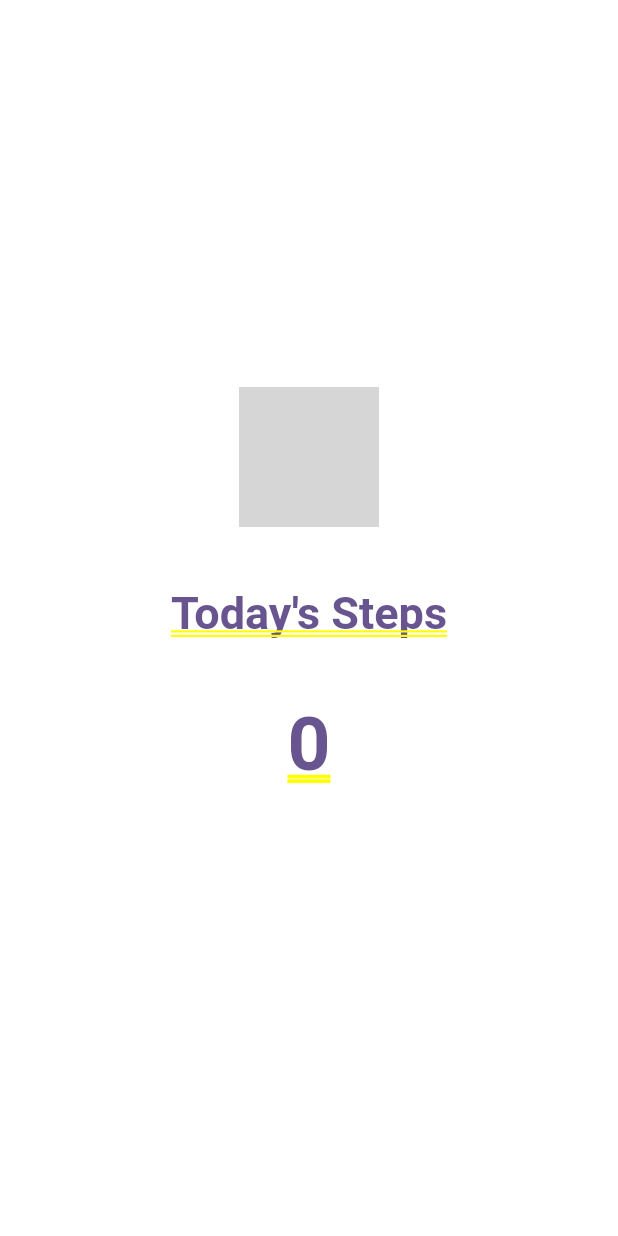
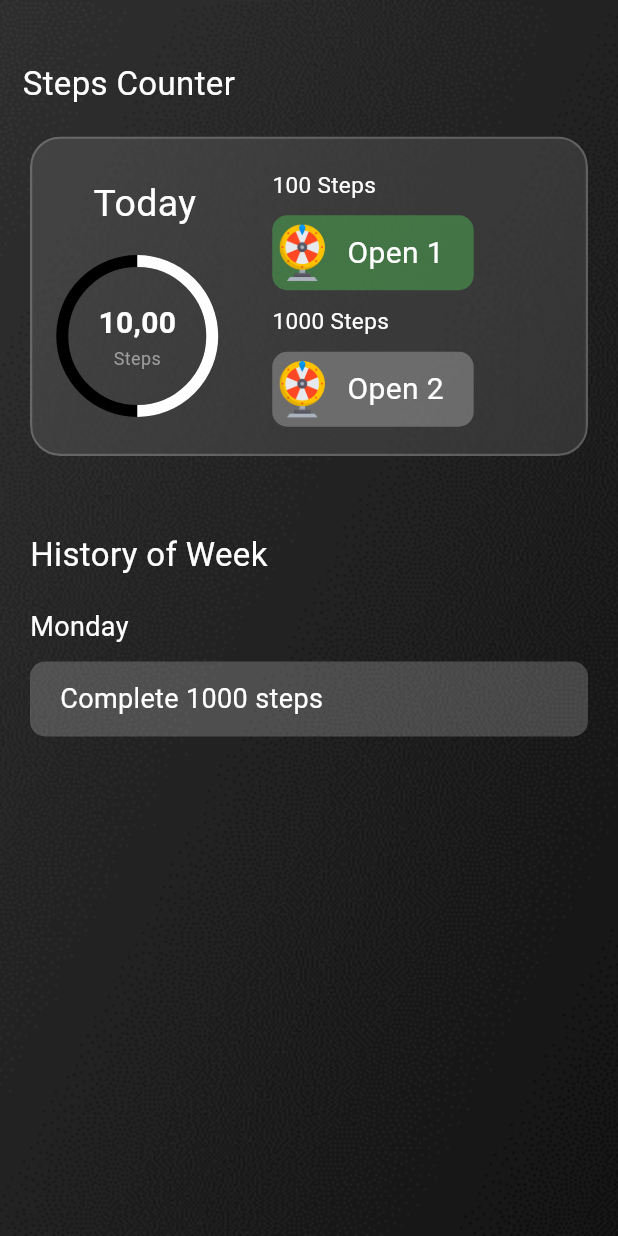
Before and after one commit to akhankhan/run-price, a Flutter app: the screen it shows after launch, on a phone screen of 412 x 824 dp. Run offline on Flutter 3.47's test engine with Material 3 defaults, Android fonts, the phone set to English and light mode, and no system bars; our stand-ins replace pedometer, permission_handler, shared_preferences; Roboto replaces fonts that are missing (Bebas, SourceSansPro); grey boxes are pictures that could not be loaded.

Commit message:
complete home ui

```diff
--- a/lib/main.dart
+++ b/lib/main.dart
@@ -3,6 +3,7 @@ import 'dart:ui';
 import 'package:flutter/material.dart';
 import 'package:myapp/a.dart';
 import 'package:myapp/presentation/common/glass_morphism.dart';
+import 'package:myapp/presentation/screens/home/home_screen.dart';
 
 void main() {
   runApp(const MyApp());
@@ -19,7 +20,8 @@ class MyApp extends StatelessWidget {
         colorScheme: ColorScheme.fromSeed(seedColor: Colors.deepPurple),
         useMaterial3: true,
       ),
-      home:  StepsScreen(),
+      home:  HomePageScreen(),
+      debugShowCheckedModeBanner: false,
     );
   }
 }
--- /dev/null
+++ b/lib/presentation/screens/home/home_screen.dart
@@ -0,0 +1,226 @@
+import 'package:flutter/material.dart';
+
+import '../../common/glass_morphism.dart';
+
+class HomePageScreen extends StatelessWidget {
+  const HomePageScreen({super.key});
+
+  @override
+  Widget build(BuildContext context) {
+    return Scaffold(
+      body: Container(
+        alignment: Alignment.center,
+        decoration: BoxDecoration(
+          image: DecorationImage(
+              image: AssetImage(
+                'assets/bg.png',
+              ),
+              fit: BoxFit.cover),
+        ),
+        child: Column(
+          crossAxisAlignment: CrossAxisAlignment.start,
+          children: [
+            SizedBox(
+              height: 40,
+            ),
+            Padding(
+              padding: const EdgeInsets.only(left: 15),
+              child: Text(
+                "Steps Counter",
+                style: TextStyle(
+                  color: Colors.white,
+                  fontSize: 22,
+                ),
+              ),
+            ),
+            SizedBox(
+              height: 20,
+            ),
+            Padding(
+              padding: const EdgeInsets.symmetric(horizontal: 20, vertical: 0),
+              child: GlassMorhism(
+                blur: 1,
+                opacity: 0.1,
+                child: SizedBox(
+                  height: 210,
+                  width: MediaQuery.of(context).size.width,
+                  child: Column(
+                    crossAxisAlignment: CrossAxisAlignment.start,
+                    children: [
+                      Row(
+                        children: [
+
+                          Column(
+                            children: [
+                              Padding(
+                                padding:
+                                    const EdgeInsets.only(left: 30, top: 15),
+                                child: Text(
+                                  'Today',
+                                  style: TextStyle(
+                                    color: Colors.white,
+                                    fontSize: 25,
+                                  ),
+                                ),
+                              ),
+                              Padding(
+                                padding:
+                                    const EdgeInsets.only(left: 20, top: 20),
+                                child: Stack(
+                                  alignment: Alignment.center,
+                                  children: [
+                                    Container(
+                                      width: 100,
+                                      height: 100,
+                                      child: CircularProgressIndicator(
+                                        value: 0.50,
+                                        strokeWidth:
+                                            8, // Adjust the thickness of the circle
+                                        valueColor:
+                                            AlwaysStoppedAnimation<Color>(Colors
+                                                .white), // Set progress color to white
+                                        backgroundColor: Colors
+                                            .black, // Set background color to black
+                                      ),
+                                    ),
+                                    Column(
+                                      children: [
+                                        Text(
+                                          '10,00', //
+                                          style: TextStyle(
+                                            color: Colors.white,
+                                            fontSize: 20,
+                                            fontWeight: FontWeight.bold,
+                                          ),
+                                        ),
+                                        Text(
+                                          'Steps', // Replace with the actual value you want to display
+                                          style: TextStyle(
+                                            color: Colors.grey,
+                                            fontSize: 12,
+                                          ),
+                                        ),
+                                      ],
+                                    ),
+                                  ],
+                                ),
+                              ),
+                            ],
+                          ),
+
+                          Padding(
+                            padding: const EdgeInsets.only(left: 40),
+                            child: Column(
+                              crossAxisAlignment: CrossAxisAlignment.start,
+                              children: [
+                                 SizedBox(
+                            height: 20,
+                          ),
+                          Text('100 Steps', style: TextStyle(color: Colors.white, fontSize: 15,),),
+                             SizedBox(
+                            height: 10,
+                          ),
+                                Container(
+                                  height: 50,
+                                 decoration: BoxDecoration(
+                                  color: Colors.green.withOpacity(.5),
+                                  borderRadius: BorderRadius.circular(10),
+                                 ),
+                                  child: Row(
+                                    crossAxisAlignment: CrossAxisAlignment.center,
+                                    children: [
+                                      Image.asset('assets/wheel.png',
+                                         width: 40,
+                                      height: 40,
+                                      ),
+                                      SizedBox(
+                                        width: 10,
+                                      ),
+                                      Text('Open 1', style: TextStyle(fontSize: 20, color: Colors.white,),),
+                                         SizedBox(
+                                        width: 20,
+                                      ),
+                                    ],
+                                  ),
+
+                                ),
+
+                                SizedBox(
+                                  height: 10,
+                                ),
+                                   Text('1000 Steps', style: TextStyle(color: Colors.white, fontSize: 15,),),
+                             SizedBox(
+                            height: 10,
+                          ),
+                                  Container(
+                                  height: 50,
+                                 decoration: BoxDecoration(
+                                  color: Colors.grey.withOpacity(.5),
+                                  borderRadius: BorderRadius.circular(10),
+                                 ),
+                                  child: Row(
+                                    crossAxisAlignment: CrossAxisAlignment.center,
+                                    children: [
+                                      Image.asset('assets/wheel.png',
+                                         width: 40,
+                                      height: 40,
+                                      ),
+                                      SizedBox(
+                                        width: 10,
+                                      ),
+                                      Text('Open 2', style: TextStyle(fontSize: 20, color: Colors.white,),),
+                                         SizedBox(
+                                        width: 20,
+                                      ),
+                                    ],
+                                  ),
+                                ),
+                              ],
+                            ),
+                          ),
+                        ],
+
+                      ),
+
+
+                    ],
+                  ),
+                ),
+              ),
+            ),
+            Padding(
+                    padding: const EdgeInsets.only(left: 20, top: 50),
+                    child: Text('History of Week', style: TextStyle(color: Colors.white, fontSize: 22, ),),
+                  ),
+            SizedBox(
+              height: 20,
+            ),
+            Padding(
+                    padding: const EdgeInsets.only(left: 20),
+                    child: Text('Monday', style: TextStyle(color: Colors.white, fontSize: 18, ),),
+                  ),
+            Container(
+              margin: EdgeInsets.symmetric(horizontal: 20, vertical: 10),
+              height: 50,
+              decoration: BoxDecoration(
+                color: Colors.white.withOpacity(.2),
+                borderRadius: BorderRadius.circular(10)
+              ),
+              child: Row(
+                children: [
+
+                  Padding(
+                    padding: const EdgeInsets.only(left: 10),
+                    child: Text('', style: TextStyle(color: Colors.white, fontSize: 18, ),),
+                  ),
+                  SizedBox(width: 10,),
+                  Text('Complete 1000 steps ',  style: TextStyle(color: Colors.white, fontSize: 18, ),)
+                ],
+              ),
+            ),
+          ],
+        ),
+      ),
+    );
+  }
+}
```
Also changed, not shown: assets/wheel.png (added).
